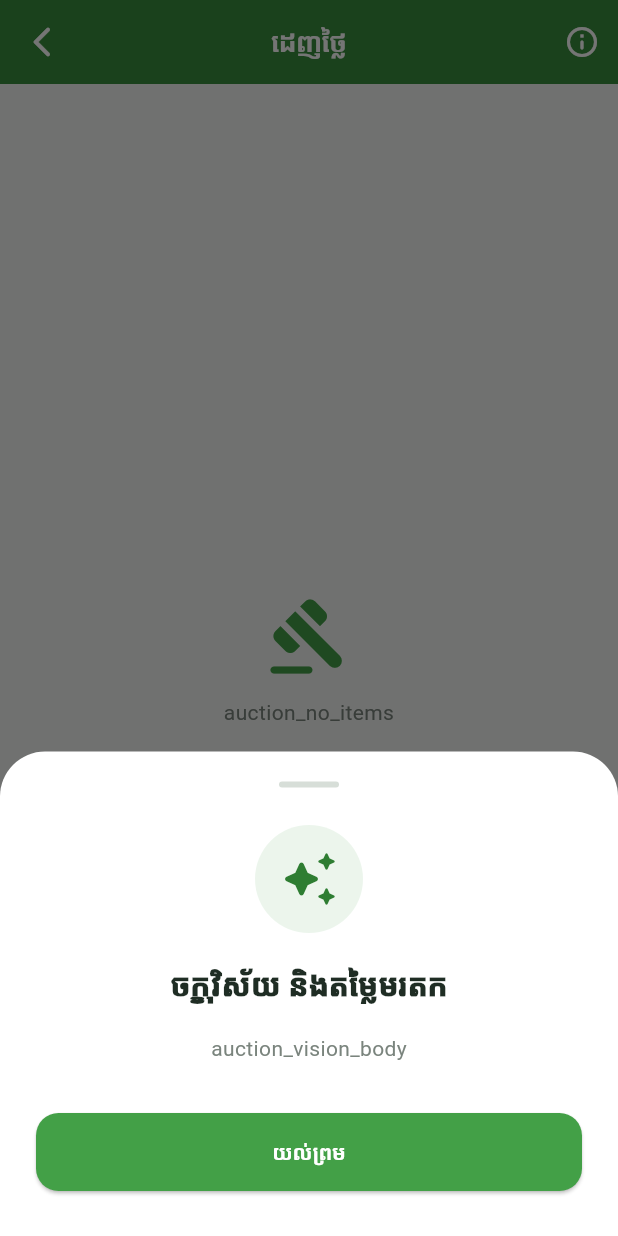
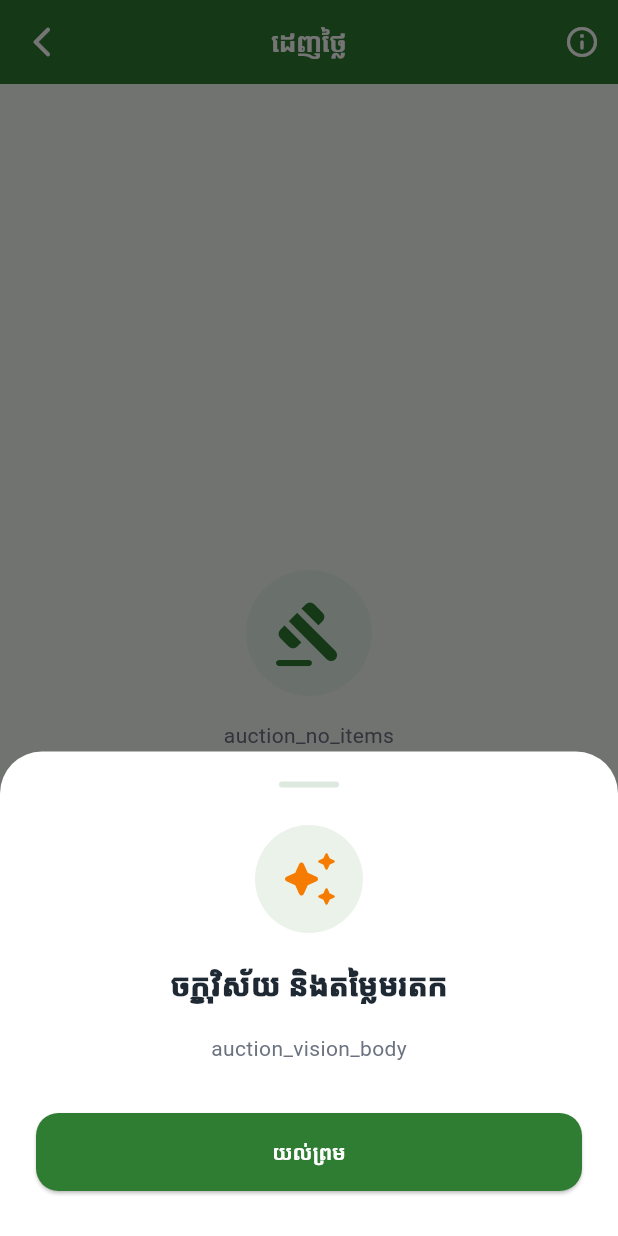
Before and after one commit to klartdean-stack/sesan_app_new, a Flutter app: the AuctionMainScreen screen opened directly, after a tap on the "info outline" icon, on a phone screen of 412 x 824 dp. Run offline on Flutter 3.47's test engine with Material 3 defaults, Android fonts, the phone set to English and light mode, and no system bars; our stand-ins replace app_links, audio_video_progress_bar, audioplayers, cached_network_image, cloud_firestore, cloud_functions and 30 more; missing offline and left inert: ai_barcode_scanner, gal, google_mlkit_barcode_scanning, mobile_scanner, record, video_compress and 1 more; accounts and stored records are empty; Roboto replaces fonts that are missing (Siemreap).

Commit message:
Refresh Auction Main with Sesan theme

```diff
--- a/lib/auction_main_screen.dart
+++ b/lib/auction_main_screen.dart
@@ -1,6 +1,6 @@
 import 'package:get/get.dart';
 import 'dart:async';
-import 'dart:ui'; // បន្ថែមសម្រាប់ FontFeature.tabularFigures()
+import 'dart:ui';
 import 'package:cached_network_image/cached_network_image.dart';
 import 'package:cloud_firestore/cloud_firestore.dart';
 import 'package:firebase_auth/firebase_auth.dart';
@@ -20,19 +20,17 @@ class AuctionMainScreen extends StatefulWidget {
 
 class _AuctionMainScreenState extends State<AuctionMainScreen>
     with TickerProviderStateMixin {
-  // ── Config ──────────────────
   static const _adminId = 'WBdQVvrgEIPBTcgIlumu6bAZGUl2';
 
-  // ── Theme ──────────────────
-  static const _bg = Color(0xFFF5F7F5);
+  // Sesan green / orange / white theme — matches Add Auction.
+  static const _bg = Color(0xFFF7FAF7);
   static const _card = Colors.white;
-  static const _border = Color(0xFFE1E8E2);
-  static const _accent = Color(0xFF43A047);
-  static const _accentBlue = Color(0xFF2E7D32);
-  static const _text = Color(0xFF1F2D24);
-  static const _textMuted = Color(0xFF7A847D);
-  static const _red = Color(0xFFDA3633);
-  static const _gold = Color(0xFFF9A825);
+  static const _border = Color(0xFFDDE8DF);
+  static const _accent = Color(0xFF2E7D32);
+  static const _accentOrange = Color(0xFFF57C00);
+  static const _text = Color(0xFF1F2933);
+  static const _textMuted = Color(0xFF6B7280);
+  static const _red = Color(0xFFD32F2F);
 
   late Timer _timer;
 
@@ -57,10 +55,10 @@ class _AuctionMainScreenState extends State<AuctionMainScreen>
     return Scaffold(
       backgroundColor: _bg,
       appBar: AppBar(
-        backgroundColor: const Color(0xFF388E3C),
+        backgroundColor: _accent,
         foregroundColor: Colors.white,
         elevation: 0,
-        surfaceTintColor: const Color(0xFF388E3C),
+        surfaceTintColor: _accent,
         title: Text(
           Get.locale?.languageCode == 'en' ? 'Auction' : 'ដេញថ្លៃ',
           style: const TextStyle(
@@ -111,9 +109,10 @@ class _AuctionMainScreenState extends State<AuctionMainScreen>
             MaterialPageRoute(builder: (_) => const AuctionAddScreen()),
           );
         },
-        backgroundColor: _accent,
-        elevation: 4,
-        icon: const Icon(Icons.add_rounded, color: Colors.white),
+        backgroundColor: _accentOrange,
+        foregroundColor: Colors.white,
+        elevation: 3,
+        icon: const Icon(Icons.add_rounded),
         label: Text(
           'ដាក់ដេញថ្លៃ'.tr,
           style: const TextStyle(
@@ -132,7 +131,7 @@ class _AuctionMainScreenState extends State<AuctionMainScreen>
         builder: (context, snap) {
           if (!snap.hasData) {
             return const Center(
-              child: CircularProgressIndicator(color: _accentBlue),
+              child: CircularProgressIndicator(color: _accent),
             );
           }
           final docs = snap.data!.docs;
@@ -159,7 +158,7 @@ class _AuctionMainScreenState extends State<AuctionMainScreen>
       builder: (context) => Container(
         decoration: const BoxDecoration(
           color: Colors.white,
-          borderRadius: BorderRadius.vertical(top: Radius.circular(30)),
+          borderRadius: BorderRadius.vertical(top: Radius.circular(28)),
         ),
         padding: const EdgeInsets.symmetric(horizontal: 24, vertical: 20),
         child: Column(
@@ -169,7 +168,7 @@ class _AuctionMainScreenState extends State<AuctionMainScreen>
               width: 40,
               height: 4,
               decoration: BoxDecoration(
-                color: const Color(0xFFD7DED8),
+                color: _border,
                 borderRadius: BorderRadius.circular(10),
               ),
             ),
@@ -177,12 +176,12 @@ class _AuctionMainScreenState extends State<AuctionMainScreen>
             Container(
               padding: const EdgeInsets.all(16),
               decoration: BoxDecoration(
-                color: const Color(0xFF43A047).withOpacity(0.10),
+                color: _accent.withOpacity(0.10),
                 shape: BoxShape.circle,
               ),
               child: const Icon(
                 Icons.auto_awesome_rounded,
-                color: Color(0xFF2E7D32),
+                color: _accentOrange,
                 size: 40,
               ),
             ),
@@ -213,7 +212,8 @@ class _AuctionMainScreenState extends State<AuctionMainScreen>
               width: double.infinity,
               child: ElevatedButton(
                 style: ElevatedButton.styleFrom(
-                  backgroundColor: const Color(0xFF43A047),
+                  backgroundColor: _accent,
+                  foregroundColor: Colors.white,
                   shape: RoundedRectangleBorder(
                     borderRadius: BorderRadius.circular(15),
                   ),
@@ -223,7 +223,6 @@ class _AuctionMainScreenState extends State<AuctionMainScreen>
                 child: Text(
                   'យល់ព្រម'.tr,
                   style: const TextStyle(
-                    color: Colors.white,
                     fontWeight: FontWeight.bold,
                     fontFamily: 'Siemreap',
                   ),
@@ -265,6 +264,13 @@ class _AuctionMainScreenState extends State<AuctionMainScreen>
           color: _card,
           borderRadius: BorderRadius.circular(20),
           border: Border.all(color: _border),
+          boxShadow: const [
+            BoxShadow(
+              color: Color(0x0A000000),
+              blurRadius: 12,
+              offset: Offset(0, 4),
+            ),
+          ],
         ),
         child: Column(
           children: [
@@ -351,11 +357,16 @@ class _AuctionMainScreenState extends State<AuctionMainScreen>
                         ),
                         const SizedBox(width: 5),
                         Text(
-                          isFinished ? 'auction_ended'.tr : 'LIVE',
+                          isFinished
+                              ? 'auction_ended'.tr
+                              : (Get.locale?.languageCode == 'en'
+                                  ? 'LIVE'
+                                  : 'កំពុងដេញថ្លៃ'),
                           style: const TextStyle(
                             color: Colors.white,
                             fontSize: 10,
                             fontWeight: FontWeight.w800,
+                            fontFamily: 'Siemreap',
                           ),
                         ),
                       ],
@@ -402,7 +413,7 @@ class _AuctionMainScreenState extends State<AuctionMainScreen>
                               child: Text(
                                 '${fmt.format(currentPrice)} ៛',
                                 style: const TextStyle(
-                                  color: _red,
+                                  color: _accentOrange,
                                   fontSize: 20,
                                   fontWeight: FontWeight.w900,
                                   fontFeatures: [FontFeature.tabularFigures()],
@@ -446,13 +457,14 @@ class _AuctionMainScreenState extends State<AuctionMainScreen>
     return Container(
       padding: const EdgeInsets.symmetric(horizontal: 10, vertical: 7),
       decoration: BoxDecoration(
-        color: const Color(0xFFE8F5E9),
+        color: const Color(0xFFFFF3E0),
         borderRadius: BorderRadius.circular(10),
+        border: Border.all(color: const Color(0xFFFFE0B2)),
       ),
       child: Text(
         '${hours.toString().padLeft(2, '0')}:${minutes.toString().padLeft(2, '0')}:${seconds.toString().padLeft(2, '0')}',
         style: const TextStyle(
-          color: _accentBlue,
+          color: _accentOrange,
           fontWeight: FontWeight.bold,
           fontFeatures: [FontFeature.tabularFigures()],
         ),
@@ -467,8 +479,15 @@ class _AuctionMainScreenState extends State<AuctionMainScreen>
         child: Column(
           mainAxisAlignment: MainAxisAlignment.center,
           children: [
-            const Icon(Icons.gavel_rounded, size: 56, color: _accent),
-            const SizedBox(height: 14),
+            Container(
+              padding: const EdgeInsets.all(18),
+              decoration: const BoxDecoration(
+                color: Color(0xFFE8F5E9),
+                shape: BoxShape.circle,
+              ),
+              child: const Icon(Icons.gavel_rounded, size: 48, color: _accent),
+            ),
+            const SizedBox(height: 16),
             Text(
               'auction_no_items'.tr,
               textAlign: TextAlign.center,
```
